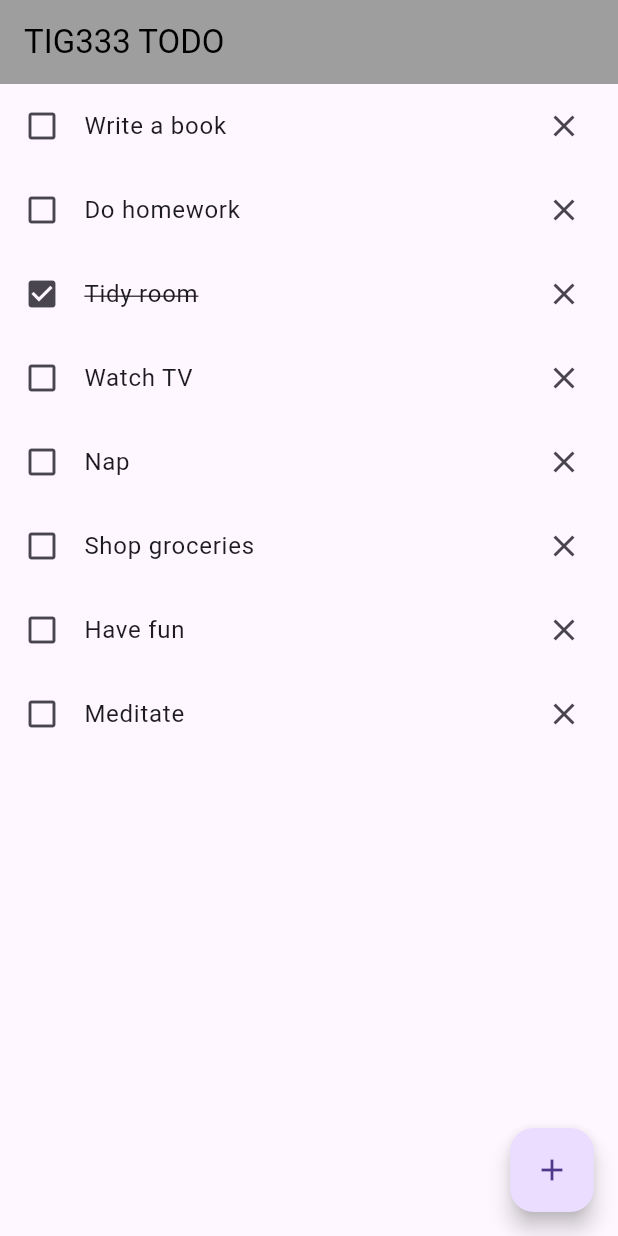
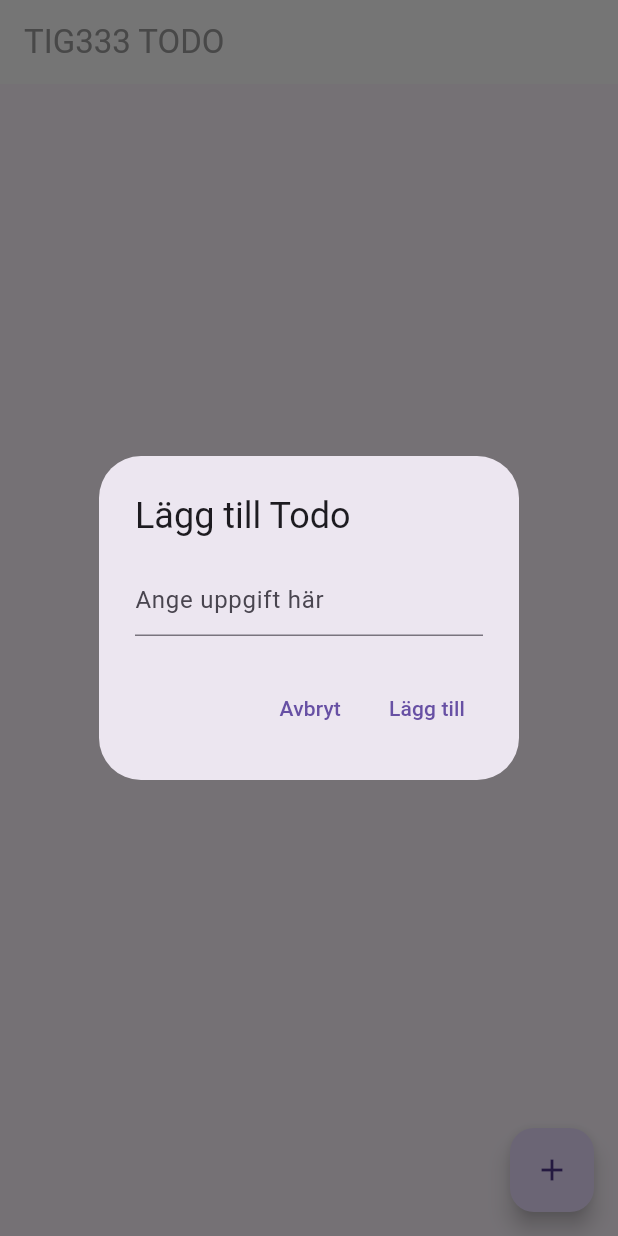
Before and after one commit to gu-tig333-ht24/gusahsal, a Flutter app: the TodoList screen opened directly, after a tap on the "add" icon, on a phone screen of 412 x 824 dp. Run offline on Flutter 3.47's test engine with Material 3 defaults, Android fonts, the phone set to English and light mode, and no system bars; our stand-ins replace shared_preferences; accounts and stored records are empty; network calls fail.

```diff
--- /dev/null
+++ b/lib/dialog_helpers.dart
@@ -0,0 +1,35 @@
+import 'package:flutter/material.dart';
+
+void showAddTodoDialog(BuildContext context, Function(String) addTodo) {
+  TextEditingController controller = TextEditingController();
+
+  showDialog(
+    context: context,
+    builder: (BuildContext context) {
+      return AlertDialog(
+        title: const Text('Lägg till Todo'),
+        content: TextField(
+          controller: controller,
+          decoration: const InputDecoration(hintText: 'Ange uppgift här'),
+        ),
+        actions: [
+          TextButton(
+            child: const Text('Avbryt'),
+            onPressed: () {
+              Navigator.of(context).pop();
+            },
+          ),
+          TextButton(
+            child: const Text('Lägg till'),
+            onPressed: () {
+              if (controller.text.isNotEmpty) {
+                addTodo(controller.text);
+              }
+              Navigator.of(context).pop();
+            },
+          ),
+        ],
+      );
+    },
+  );
+}
--- a/lib/main.dart
+++ b/lib/main.dart
@@ -1,70 +1,95 @@
 import 'package:flutter/material.dart';
+import 'todo_list.dart';
 
 void main() {
-  runApp(TodoApp());
+  runApp(const TodoApp());
 }
 
 class TodoApp extends StatelessWidget {
+  const TodoApp({super.key});
+
   @override
   Widget build(BuildContext context) {
-    return MaterialApp(
-      home: TodoList(),
+    return const MaterialApp(
+      home: TodoList(), // Use the TodoList from todo_list.dart
     );
   }
 }
 
-class TodoList extends StatelessWidget {
-  @override
-  Widget build(BuildContext context) {
-    return Scaffold(
-      appBar: AppBar(
-        title: const Text(
-          'TIG333 TODO',
-          style: TextStyle(
-            color: Colors.black, // Gör texten grå
-          ),
-        ),
-        backgroundColor: Colors
-            .grey, // Valfri, men för att se grå text bra kan bakgrunden vara vit
-        iconTheme: const IconThemeData(
-          color: Colors.grey, // Gör ikonerna grå också, om du har några
-        ),
-      ),
-      body: Column(
-        children: [
-          _todoItem('Write a book'),
-          _todoItem('Do homework'),
-          _todoItemCompleted('Tidy room'),
-          _todoItem('Watch TV'),
-          _todoItem('Nap'),
-          _todoItem('Shop groceries'),
-          _todoItem('Have fun'),
-          _todoItem('Meditate'),
-        ],
-      ),
-      floatingActionButton: FloatingActionButton(
-        onPressed: () {},
-        child: const Icon(Icons.add),
-      ),
-    );
-  }
 
-  Widget _todoItem(String task) {
-    return ListTile(
-      leading: const Icon(Icons.check_box_outline_blank),
-      title: Text(task),
-      trailing: const Icon(Icons.close),
-    );
-  }
 
-  Widget _todoItemCompleted(String task) {
-    return ListTile(
-      leading: const Icon(Icons.check_box),
-      title: Text(
-        task,
-        style: const TextStyle(decoration: TextDecoration.lineThrough),
-      ),
-      trailing: const Icon(Icons.close),
-    );
-  }
-}
+
+
+
+
+
+// // import 'package:flutter/material.dart';
+
+// // void main() {
+// //   runApp(TodoApp());
+// // }
+
+// // class TodoApp extends StatelessWidget {
+// //   @override
+// //   Widget build(BuildContext context) {
+// //     return MaterialApp(
+// //       home: TodoList(),
+// //     );
+// //   }
+// // }
+
+// // class TodoList extends StatelessWidget {
+// //   @override
+// //   Widget build(BuildContext context) {
+// //     return Scaffold(
+// //       appBar: AppBar(
+// //         title: const Text(
+// //           'TIG333 TODO',
+// //           style: TextStyle(
+// //             color: Colors.black, // Gör texten grå
+// //           ),
+// //         ),
+// //         backgroundColor: Colors
+// //             .grey, // Valfri, men för att se grå text bra kan bakgrunden vara vit
+// //         iconTheme: const IconThemeData(
+// //           color: Colors.grey, // Gör ikonerna grå också, om du har några
+// //         ),
+// //       ),
+// //       body: Column(
+// //         children: [
+// //           _todoItem('Write a book'),
+// //           _todoItem('Do homework'),
+// //           _todoItemCompleted('Tidy room'),
+// //           _todoItem('Watch TV'),
+// //           _todoItem('Nap'),
+// //           _todoItem('Shop groceries'),
+// //           _todoItem('Have fun'),
+// //           _todoItem('Meditate'),
+// //         ],
+// //       ),
+// //       floatingActionButton: FloatingActionButton(
+// //         onPressed: () {},
+// //         child: const Icon(Icons.add),
+// //       ),
+// //     );
+// //   }
+
+// //   Widget _todoItem(String task) {
+// //     return ListTile(
+// //       leading: const Icon(Icons.check_box_outline_blank),
+// //       title: Text(task),
+// //       trailing: const Icon(Icons.close),
+// //     );
+// //   }
+
+// //   Widget _todoItemCompleted(String task) {
+// //     return ListTile(
+// //       leading: const Icon(Icons.check_box),
+// //       title: Text(
+// //         task,
+// //         style: const TextStyle(decoration: TextDecoration.lineThrough),
+// //       ),
+// //       trailing: const Icon(Icons.close),
+// //     );
+// //   }
+// // }
--- /dev/null
+++ b/lib/todo_item.dart
@@ -0,0 +1,24 @@
+class TodoItem {
+  String id;
+  String task;
+  bool isCompleted;
+
+  TodoItem({required this.id, required this.task, this.isCompleted = false});
+
+  // Skapa TodoItem från JSON
+  factory TodoItem.fromJson(Map<String, dynamic> json) {
+    return TodoItem(
+      id: json['id'],
+      task: json['title'],
+      isCompleted: json['done'],
+    );
+  }
+
+  // Konvertera TodoItem till JSON
+  Map<String, dynamic> toJson() {
+    return {
+      'title': task,
+      'done': isCompleted,
+    };
+  }
+}
--- /dev/null
+++ b/lib/todo_list.dart
@@ -0,0 +1,212 @@
+import 'package:flutter/material.dart';
+import 'package:http/http.dart' as http;
+import 'dart:convert';
+import 'todo_item.dart';
+import 'dialog_helpers.dart';
+import 'package:shared_preferences/shared_preferences.dart';
+
+class TodoList extends StatefulWidget {
+  const TodoList({super.key});
+
+  @override
+  _TodoListState createState() => _TodoListState();
+}
+
+class _TodoListState extends State<TodoList> {
+  List<TodoItem> _todos = [];
+  final String apiUrl = 'https://todoapp-api.apps.k8s.gu.se/todos';
+  String? apiKey;
+
+  @override
+  void initState() {
+    super.initState();
+    _loadApiKey();
+  }
+
+  // Ladda API-nyckel från SharedPreferences
+  Future<void> _loadApiKey() async {
+    SharedPreferences prefs = await SharedPreferences.getInstance();
+    String? storedKey = prefs.getString('api_key');
+    if (storedKey == null) {
+      await _registerAndSaveKey();
+    } else {
+      setState(() {
+        apiKey = storedKey;
+      });
+      _fetchTodos();
+    }
+  }
+
+  // Registrera och spara API-nyckel
+  Future<void> _registerAndSaveKey() async {
+    final response = await http
+        .get(Uri.parse('https://todoapp-api.apps.k8s.gu.se/register'));
+    if (response.statusCode == 200) {
+      SharedPreferences prefs = await SharedPreferences.getInstance();
+      String key = response.body;
+      await prefs.setString('api_key', key);
+      setState(() {
+        apiKey = key;
+      });
+      _fetchTodos();
+    } else {
+      _showErrorSnackbar('Misslyckades med att registrera API-nyckel');
+    }
+  }
+
+  // Hämta Todo-items från API
+  Future<void> _fetchTodos() async {
+    if (apiKey == null) return;
+
+    try {
+      final response = await http.get(Uri.parse('$apiUrl?key=$apiKey'));
+      if (response.statusCode == 200) {
+        final List<dynamic> todoJson = jsonDecode(response.body);
+        setState(() {
+          _todos = todoJson.map((json) => TodoItem.fromJson(json)).toList();
+        });
+      } else {
+        _showErrorSnackbar('Misslyckades med att ladda todo-listan');
+      }
+    } catch (e) {
+      _showErrorSnackbar('Nätverksfel');
+    }
+  }
+
+  // Lägg till en Todo-item
+  void _addTodoItem(String task) async {
+    if (apiKey == null) return;
+
+    try {
+      final response = await http.post(
+        Uri.parse('$apiUrl?key=$apiKey'),
+        headers: {'Content-Type': 'application/json'},
+        body: jsonEncode({'title': task, 'done': false}),
+      );
+
+      if (response.statusCode == 201) {
+        _fetchTodos();
+      } else {
+        _showErrorSnackbar('Misslyckades med att lägga till todo');
+      }
+    } catch (e) {
+      _showErrorSnackbar('Nätverksfel');
+    }
+  }
+
+  // Växla mellan avklarad och ej avklarad
+  void _toggleCompletion(TodoItem todo, int index) async {
+    if (apiKey == null) return;
+
+    try {
+      final response = await http.put(
+        Uri.parse('$apiUrl/${todo.id}?key=$apiKey'),
+        headers: {'Content-Type': 'application/json'},
+        body: jsonEncode({'title': todo.task, 'done': !todo.isCompleted}),
+      );
+
+      if (response.statusCode == 200) {
+        setState(() {
+          _todos[index].isCompleted = !_todos[index].isCompleted;
+        });
+      } else {
+        _showErrorSnackbar('Misslyckades med att uppdatera todo');
+      }
+    } catch (e) {
+      _showErrorSnackbar('Nätverksfel');
+    }
+  }
+
+  // Ta bort en Todo-item
+  void _removeTodoItem(int index) async {
+    if (apiKey == null) return;
+
+    try {
+      final response = await http.delete(
+        Uri.parse('$apiUrl/${_todos[index].id}?key=$apiKey'),
+      );
+
+      if (response.statusCode == 200) {
+        setState(() {
+          _todos.removeAt(index);
+        });
+      } else {
+        _showErrorSnackbar('Misslyckades med att ta bort todo');
+      }
+    } catch (e) {
+      _showErrorSnackbar('Nätverksfel');
+    }
+  }
+
+  // Visa dialog för att lägga till ny Todo
+  void _showAddTodoDialog() {
+    showAddTodoDialog(context, (task) => _addTodoItem(task));
+  }
+
+  // Visa felmeddelande
+  void _showErrorSnackbar(String message) {
+    ScaffoldMessenger.of(context)
+        .showSnackBar(SnackBar(content: Text(message)));
+  }
+
+  @override
+  Widget build(BuildContext context) {
+    return Scaffold(
+      appBar: AppBar(
+        title: const Text(
+          'TIG333 TODO',
+          style: TextStyle(color: Colors.grey),
+        ),
+        backgroundColor: Colors.white,
+        iconTheme: const IconThemeData(color: Colors.grey),
+      ),
+      body: _buildTodoList(),
+      floatingActionButton: FloatingActionButton(
+        onPressed: _showAddTodoDialog,
+        child: const Icon(Icons.add),
+      ),
+    );
+  }
+
+  Widget _buildTodoList() {
+    if (_todos.isEmpty) {
+      return const Center(
+        child: Text('Ingen todo att visa'),
+      );
+    } else {
+      return ListView.builder(
+        itemCount: _todos.length,
+        itemBuilder: (context, index) {
+          return _todoItem(_todos[index], index);
+        },
+      );
+    }
+  }
+
+  Widget _todoItem(TodoItem todo, int index) {
+    return ListTile(
+      leading: IconButton(
+        icon: Icon(
+          todo.isCompleted ? Icons.check_box : Icons.check_box_outline_blank,
+        ),
+        onPressed: () {
+          _toggleCompletion(todo, index);
+        },
+      ),
+      title: Text(
+        todo.task,
+        style: TextStyle(
+          decoration: todo.isCompleted
+              ? TextDecoration.lineThrough
+              : TextDecoration.none,
+        ),
+      ),
+      trailing: IconButton(
+        icon: const Icon(Icons.close),
+        onPressed: () {
+          _removeTodoItem(index);
+        },
+      ),
+    );
+  }
+}
--- a/pubspec.yaml
+++ b/pubspec.yaml
@@ -27,9 +27,12 @@ environment:
 # dependencies can be manually updated by changing the version numbers below to
 # the latest version available on pub.dev. To see which dependencies have newer
 # versions available, run `flutter pub outdated`.
+
 dependencies:
   flutter:
     sdk: flutter
+  shared_preferences: ^2.0.13
+  http: ^0.13.5  # Add the http package here
 
 
   # The following adds the Cupertino Icons font to your application.
```
Also changed, not shown: pubspec.lock.
